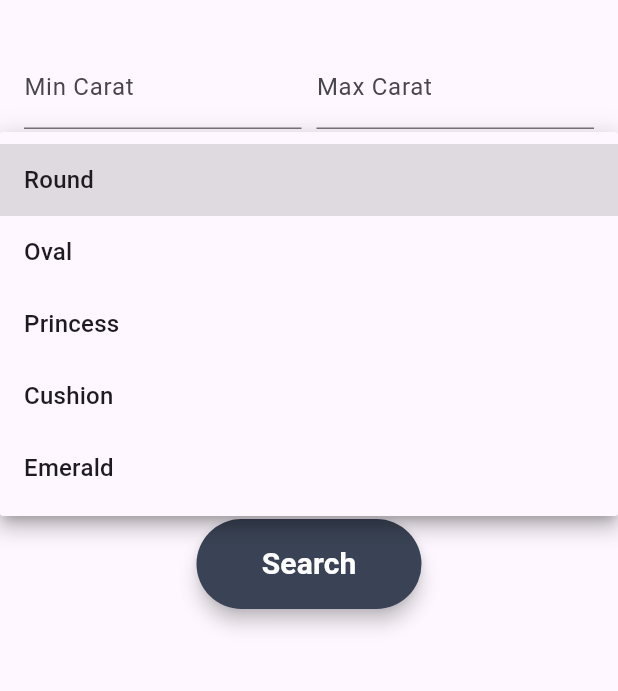
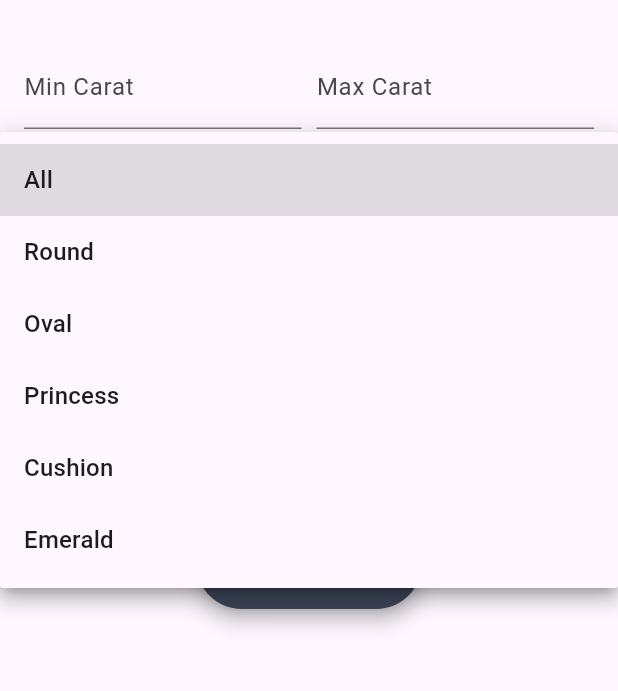
Before and after one commit to aunshpatel/diamond_selection_app, a Flutter app: the screen it shows after launch, after a tap on "Select Shape", on a phone screen of 412 x 824 dp, the part 63-754 px from its top. Run offline on Flutter 3.47's test engine with Material 3 defaults, Android fonts, the phone set to English and light mode, and no system bars; our stand-ins replace flutter_bloc, shared_preferences.

Commit message:
Update "all" option for filters

```diff
--- a/lib/screens/filter_page.dart
+++ b/lib/screens/filter_page.dart
@@ -18,14 +18,34 @@ class _FilterPageState extends State<FilterPage> {
   String? _selectedColor;
   String? _selectedClarity;
 
-  final List<String> _shapes = ["Round", "Oval", "Princess", "Cushion", "Emerald"];
-  final List<String> _labs = ["GIA", "IGI", "HRD"];
-  final List<String> _colors = ["D", "E", "F", "G", "H"];
-  final List<String> _clarities = ["IF", "VVS1", "VVS2", "VS1", "VS2"];
+  final List<String> _shapes = ["All","Round", "Oval", "Princess", "Cushion", "Emerald"];
+  final List<String> _labs = ["All","GIA", "IGI", "HRD"];
+  final List<String> _colors = ["All","D", "E", "F", "G", "H"];
+  final List<String> _clarities = ["All","IF", "VVS1", "VVS2", "VS1", "VS2"];
 
   void _applyFilters() {
     final double? minCarat = _minCaratController.text.isNotEmpty ? double.tryParse(_minCaratController.text) : null;
     final double? maxCarat = _maxCaratController.text.isNotEmpty ? double.tryParse(_maxCaratController.text) : null;
+    if(_selectedShape == 'All') {
+      setState(() {
+        _selectedShape = null;
+      });
+    }
+    if(_selectedLab == 'All') {
+      setState(() {
+        _selectedLab = null;
+      });
+    }
+    if(_selectedColor == 'All') {
+      setState(() {
+        _selectedColor = null;
+      });
+    }
+    if(_selectedClarity == 'All') {
+      setState(() {
+        _selectedClarity = null;
+      });
+    }
 
     context.read<DiamondBloc>().add(
       FilterDiamonds(
```
